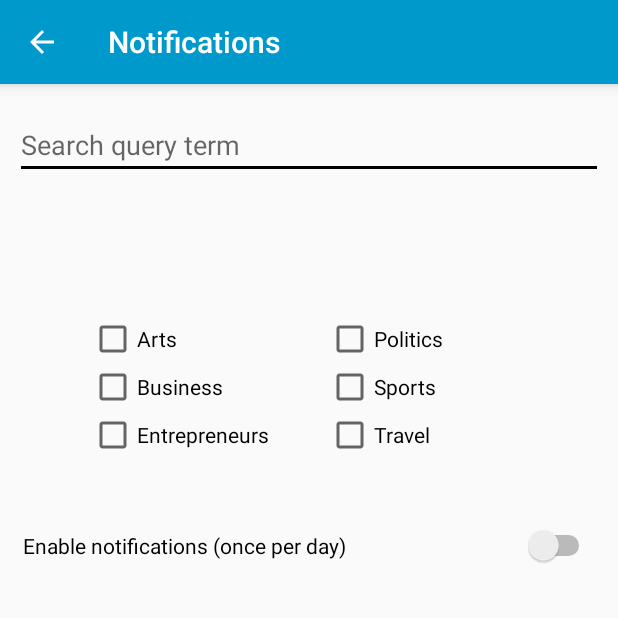
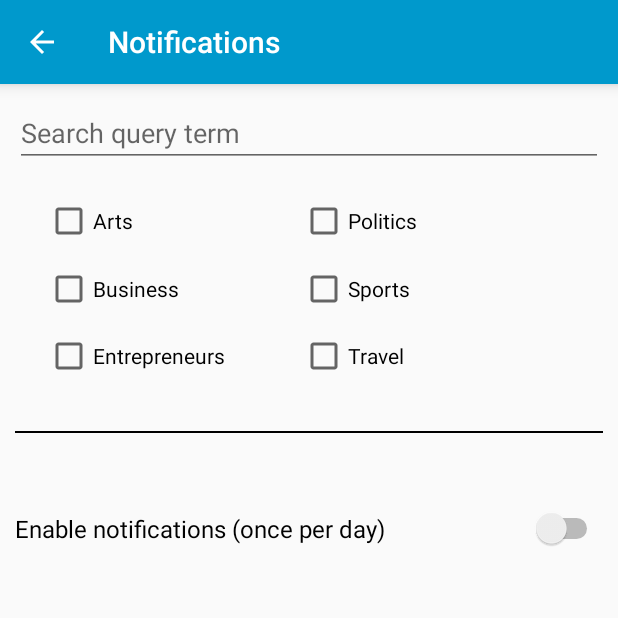
Before and after one commit to rkoper/Android-2--renouez-avec-l-actualite, an Android app: the PageNotification screen opened directly, with no data from a screen before it, on a phone screen of 412 x 824 dp, the top half of it. Run offline under Robolectric (Android 15) with nearby library versions, the phone set to English and light mode, and no system bars.

Commit message:
notification layout ok

```diff
--- a/app/src/main/res/layout/activity_page_notification.xml
+++ b/app/src/main/res/layout/activity_page_notification.xml
@@ -1,56 +1,117 @@
 <?xml version="1.0" encoding="utf-8"?>
-<RelativeLayout
+<LinearLayout
     xmlns:android="http://schemas.android.com/apk/res/android"
     xmlns:app="http://schemas.android.com/apk/res-auto"
     xmlns:tools="http://schemas.android.com/tools"
     android:layout_width="match_parent"
     android:layout_height="match_parent"
-    tools:context=".PageSearch"
-    android:orientation="vertical">
-    <android.support.v7.widget.Toolbar
-        android:id="@+id/simple_toolbar"
-        android:layout_width="match_parent"
-        android:layout_height="?attr/actionBarSize"
-        android:layout_alignParentTop="true"
-        android:elevation="6dp"
-        android:theme="@style/ThemeOverlay.AppCompat.Dark.ActionBar"
-        android:background="@android:color/holo_blue_dark"
-        android:minHeight="?attr/actionBarSize"
-        app:titleTextColor="@android:color/white"/>
+    android:orientation="vertical"
+    tools:context=".Activity.PageNotification">
+
 
     <include
         layout="@layout/toolbar"
         android:layout_width="match_parent"
-        android:layout_height="wrap_content"
-        android:layout_alignParentStart="true"
-        android:layout_marginTop="-394dp" />
+        android:layout_height="wrap_content" />
 
-    <include
-        layout="@layout/search_q"
+    <LinearLayout
         android:layout_width="match_parent"
         android:layout_height="wrap_content"
+        android:focusable="true"
+        android:focusableInTouchMode="true"
+        android:layout_marginStart="10dp"
+        android:layout_marginEnd="10dp"
+        android:layout_marginTop="10dp"
+        android:orientation="horizontal">
+
+        <EditText
+            android:id="@+id/activity_notification_words_edit"
+            android:layout_width="match_parent"
+            android:layout_height="wrap_content"
+            android:maxLines="1"
+            android:hint="Search query term">
+
+        </EditText>
+
+    </LinearLayout>
+
+
+    <RelativeLayout
+        android:layout_width="393dp"
+        android:layout_height="146dp"
+        android:layout_margin="10dp"
+        android:orientation="horizontal"
+        android:textAlignment="center">
+
+        <CheckBox
+            android:id="@+id/checkBox_arts"
+            android:layout_width="wrap_content"
+            android:layout_height="wrap_content"
+            android:layout_marginStart="20dp"
+            android:layout_marginTop="10dp"
+            android:text="Arts" />
+
+        <CheckBox
+            android:id="@+id/checkBox_entrepreneurs"
+            android:layout_width="wrap_content"
+            android:layout_height="wrap_content"
+            android:layout_marginStart="20dp"
+            android:layout_marginTop="100dp"
+            android:text="Entrepreneurs" />
+
+        <CheckBox
+            android:id="@+id/checkBox_business"
+            android:layout_width="wrap_content"
+            android:layout_height="wrap_content"
+            android:layout_marginStart="20dp"
+            android:layout_marginTop="55dp"
+            android:text="Business" />
+
+        <CheckBox
+            android:id="@+id/checkBox_politics"
+            android:layout_width="wrap_content"
+            android:layout_height="wrap_content"
+            android:layout_marginStart="190dp"
+            android:layout_marginTop="10dp"
+            android:text="Politics" />
+
+        <CheckBox
+            android:id="@+id/checkBox_sports"
+            android:layout_width="wrap_content"
+            android:layout_height="wrap_content"
+            android:layout_marginStart="190dp"
+            android:layout_marginTop="55dp"
+            android:text="Sports" />
+
+        <CheckBox
+            android:id="@+id/checkBox_travel"
+            android:layout_width="wrap_content"
+            android:layout_height="wrap_content"
+            android:layout_marginStart="190dp"
+            android:layout_marginTop="100dp"
+            android:text="Travel" />
+
+    </RelativeLayout>
+
+    <View
+        android:layout_width="match_parent"
+        android:layout_height="1dp"
         android:layout_alignParentStart="true"
-        android:layout_alignParentTop="true"
-        android:layout_marginTop="64dp" />
+        android:layout_marginStart="10dp"
+        android:layout_marginTop="10dp"
+        android:layout_marginEnd="10dp"
+        android:background="@android:color/background_dark" />
 
-    <include
-        layout="@layout/search_checkbox"
-        android:layout_width="335dp"
-        android:layout_height="wrap_content"
-        android:layout_alignParentStart="true"
-        android:layout_alignParentTop="true"
-        android:layout_marginStart="49dp"
-        android:layout_marginTop="200dp" />
 
     <Switch
         android:id="@+id/activity_notifications_switch"
         android:layout_width="match_parent"
         android:layout_height="wrap_content"
-        android:layout_marginStart="15dp"
-        android:layout_marginTop="350dp"
-        android:layout_marginEnd="15dp"
-        android:text="@string/notifications_text"
-        />
+        android:layout_alignParentStart="true"
+        android:layout_marginStart="10dp"
+        android:layout_marginTop="50dp"
+        android:layout_marginEnd="10dp"
+        android:text="Enable notifications (once per day)"
+        android:textSize="16sp" />
 
-
-</RelativeLayout>
+</LinearLayout>
--- a/app/src/main/res/layout/activity_page_search.xml
+++ b/app/src/main/res/layout/activity_page_search.xml
@@ -150,17 +150,6 @@
             app:layout_constraintStart_toStartOf="parent"
             app:layout_constraintTop_toBottomOf="@+id/checkBox_entrepreneurs" />
 
-        <Switch
-            android:id="@+id/switch_button_notification"
-            android:layout_width="0dp"
-            android:layout_height="wrap_content"
-            android:layout_marginEnd="40dp"
-            android:layout_marginStart="40dp"
-            android:layout_marginTop="16dp"
-            android:text="Enable notifications (once per day)"
-            app:layout_constraintEnd_toEndOf="parent"
-            app:layout_constraintStart_toStartOf="parent"
-            app:layout_constraintTop_toBottomOf="@+id/view" />
 
         <View
             android:id="@+id/view"
--- a/app/src/main/res/layout/search_checkbox.xml
+++ /dev/null
@@ -1,75 +0,0 @@
-<?xml version="1.0" encoding="utf-8"?>
-<LinearLayout
-    android:layout_width="match_parent"
-    android:layout_height="wrap_content"
-    android:orientation="horizontal"
-    android:baselineAligned="false"
-    xmlns:android="http://schemas.android.com/apk/res/android"
-    android:padding="10dp"
-    android:id="@+id/checkbox_container"
-    >
-
-    <LinearLayout
-        android:layout_width="match_parent"
-        android:layout_height="match_parent"
-        android:orientation="vertical"
-        android:layout_weight="1">
-
-        <CheckBox
-            android:id="@+id/search_articles_arts"
-            android:layout_width="wrap_content"
-            android:layout_height="wrap_content"
-            android:text="@string/checkbox_arts"
-            android:tag="@string/checkbox_arts"
-            />
-
-        <CheckBox
-            android:id="@+id/search_articles_business"
-            android:layout_width="wrap_content"
-            android:layout_height="wrap_content"
-            android:text="@string/checkbox_business"
-            android:tag="@string/checkbox_business"
-            />
-
-        <CheckBox
-            android:id="@+id/search_articles_entrepreneurs"
-            android:layout_width="wrap_content"
-            android:layout_height="wrap_content"
-            android:text="@string/checkbox_entrepreneurs"
-            android:tag="@string/checkbox_entrepreneurs"
-            />
-
-    </LinearLayout>
-
-    <LinearLayout
-        android:layout_width="match_parent"
-        android:layout_height="wrap_content"
-        android:orientation="vertical"
-        android:layout_weight="1">
-
-        <CheckBox
-            android:id="@+id/search_articles_politics"
-            android:layout_width="wrap_content"
-            android:layout_height="wrap_content"
-            android:text="@string/checkbox_politics"
-            android:tag="@string/checkbox_politics"
-            />
-
-        <CheckBox
-            android:id="@+id/search_articles_sports"
-            android:layout_width="wrap_content"
-            android:layout_height="wrap_content"
-            android:text="@string/checkbox_sports"
-            android:tag="@string/checkbox_sports"
-            />
-
-        <CheckBox
-            android:id="@+id/search_articles_travel"
-            android:layout_width="wrap_content"
-            android:layout_height="wrap_content"
-            android:text="@string/checkbox_travel"
-            android:tag="@string/checkbox_travel"
-            />
-
-    </LinearLayout>
-</LinearLayout>
--- a/app/src/main/res/layout/search_q.xml
+++ /dev/null
@@ -1,15 +0,0 @@
-<?xml version="1.0" encoding="utf-8"?>
-<LinearLayout
-    android:layout_width="match_parent"
-    android:layout_height="wrap_content"
-    android:padding="10dp"
-    android:orientation="vertical"
-    xmlns:android="http://schemas.android.com/apk/res/android">
-
-    <EditText
-        android:id="@+id/search_editText"
-        android:layout_width="match_parent"
-        android:layout_height="wrap_content"
-        android:hint="@string/edittext_hint" />
-
-</LinearLayout>
```
Also changed, not shown: 354 other files.
